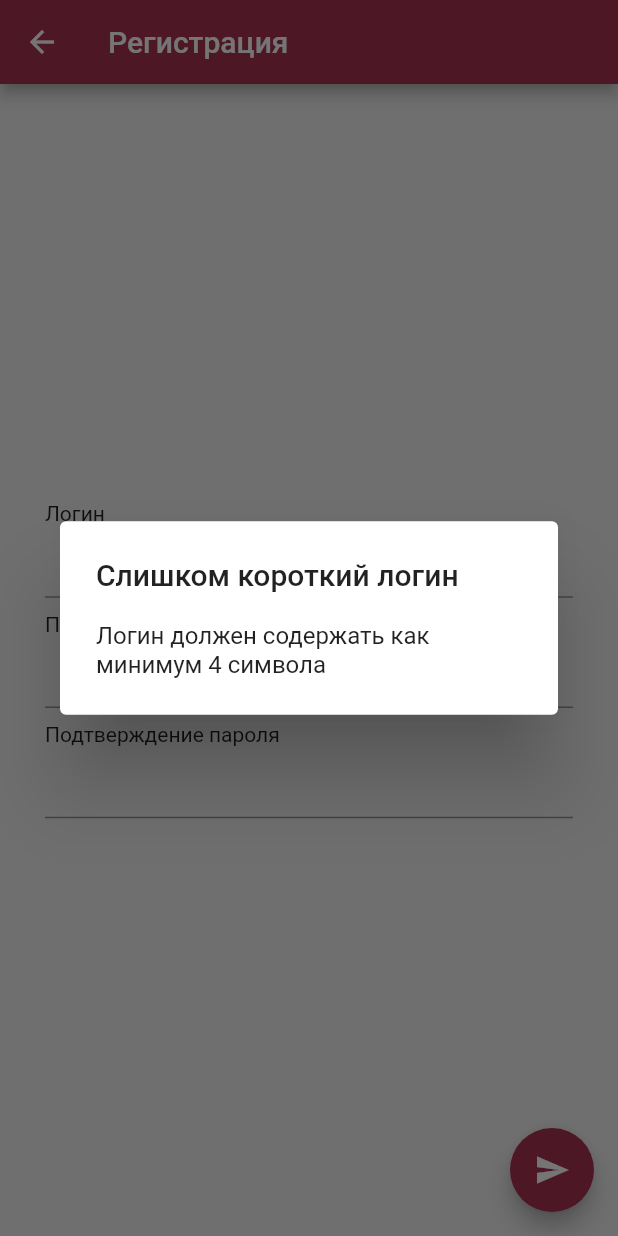
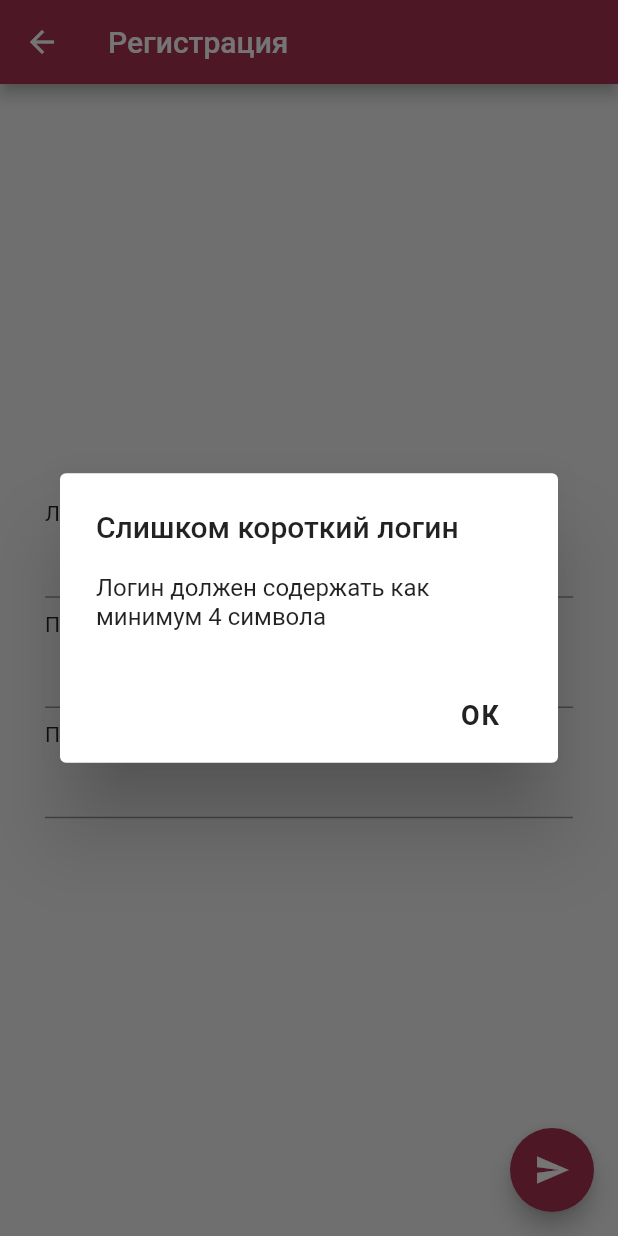
Before and after one commit to akmatoff/chat-app-flutter, a Flutter app: the Register screen opened directly, after a tap on the "send" icon, on a phone screen of 412 x 824 dp. Run offline on Flutter 3.47's test engine with Material 2 defaults, Android fonts, the phone set to English and light mode, and no system bars; our stand-ins replace shared_preferences, socket_io_client; missing offline and left inert: flutter_simple_dependency_injection; accounts and stored records are empty.

```diff
--- /dev/null
+++ b/lib/app-init.dart
@@ -0,0 +1,5 @@
+import 'package:flutter_simple_dependency_injection/injector.dart';
+
+class AppInit {
+  initialise(Injector injector) async {}
+}
--- a/lib/style.dart
+++ b/lib/style.dart
@@ -13,3 +13,9 @@ TextStyle linkTextStyle = TextStyle(
 
 TextStyle defaultTextStyle =
     TextStyle(color: textColor, letterSpacing: 0.8, fontSize: 18.0);
+
+TextStyle defaultBoldTextStyle = TextStyle(
+    color: textColor,
+    letterSpacing: 1.2,
+    fontSize: 18.0,
+    fontWeight: FontWeight.bold);
--- a/lib/views/register.dart
+++ b/lib/views/register.dart
@@ -1,5 +1,7 @@
 import 'package:flutter/material.dart';
 import 'package:http/http.dart';
+
+import '../widgets/widgets.dart';
 
 class Register extends StatefulWidget {
   @override
@@ -14,13 +16,6 @@ class RegisterState extends State<Register> {
   String apiURL = 'https://chat-app-nodejs.akmatoff.repl.co';
 
   // Dialog for sending message to the user if error
-  void alertDialog(String title, String text) {
-    showDialog(
-        context: context,
-        builder: (BuildContext context) {
-          return AlertDialog(title: Text(title), content: Text(text));
-        });
-  }
 
   // Sign up, send request to the API
   Future<int> signUp(String username, String password) async {
@@ -42,27 +37,27 @@ class RegisterState extends State<Register> {
             // Verification
             if (username.length < 4) {
               alertDialog('Слишком короткий логин',
-                  'Логин должен содержать как минимум 4 символа');
+                  'Логин должен содержать как минимум 4 символа', context);
             } else if (password.length < 6) {
               alertDialog('Слишком короткий пароль',
-                  'Пароль должен содержать как минимум 6 символов');
+                  'Пароль должен содержать как минимум 6 символов', context);
             } else if (passwordConfirm != password) {
               alertDialog('Пароли не совпадают',
-                  'Введите одинаковые пароли для подтверждения.');
+                  'Введите одинаковые пароли для подтверждения.', context);
             } else {
               int res = await signUp(username, password);
 
               // Check response code and alert user
               if (res == 201) {
-                alertDialog(
-                    'Поздравляем!', 'Пользователь был создан. Авторизуйтесь!');
-                Navigator.of(context).pushNamed('/Home');
+                alertDialog('Поздравляем!',
+                    'Пользователь был создан. Авторизуйтесь!', context);
+                Navigator.of(context).pushReplacementNamed('/Home');
               } else if (res == 409) {
                 alertDialog('Пользователь уже существует',
-                    'Введите другой логин или авторизуйтесь.');
+                    'Введите другой логин или авторизуйтесь.', context);
               } else {
-                alertDialog(
-                    'Неизвестная ошибка', 'Произошла неизвестная ошибка.');
+                alertDialog('Неизвестная ошибка',
+                    'Произошла неизвестная ошибка.', context);
               }
             }
           },
--- /dev/null
+++ b/lib/widgets/alert-dialog.dart
@@ -0,0 +1,18 @@
+import 'package:flutter/material.dart';
+import '../style.dart';
+
+void alertDialog(String title, String text, BuildContext context) {
+  showDialog(
+      context: context,
+      builder: (BuildContext context) {
+        return AlertDialog(
+          title: Text(title),
+          content: Text(text),
+          actions: [
+            FlatButton(
+                child: Text('ОК', style: defaultBoldTextStyle),
+                onPressed: () => Navigator.pop(context))
+          ],
+        );
+      });
+}
--- /dev/null
+++ b/lib/widgets/widgets.dart
@@ -0,0 +1 @@
+export 'alert-dialog.dart';
--- a/pubspec.yaml
+++ b/pubspec.yaml
@@ -24,7 +24,7 @@ dependencies:
   flutter:
     sdk: flutter
   socket_io_client: ^0.9.11
-  scoped_model: ^1.0.1
+  flutter_simple_dependency_injection: ^1.0.3
   shared_preferences: ^0.5.8
   http: ^0.12.2
 
```
Also changed, not shown: lib/dependency_injection.dart (added, +9 -0 lines), lib/main.dart (+8 -1 lines), lib/models/chat-model.dart (+4 -4 lines), lib/services/socket-service.dart (added, +15 -0 lines), lib/views/home.dart (+11 -0 lines), lib/views/login.dart (+3 -12 lines), pubspec.lock.
